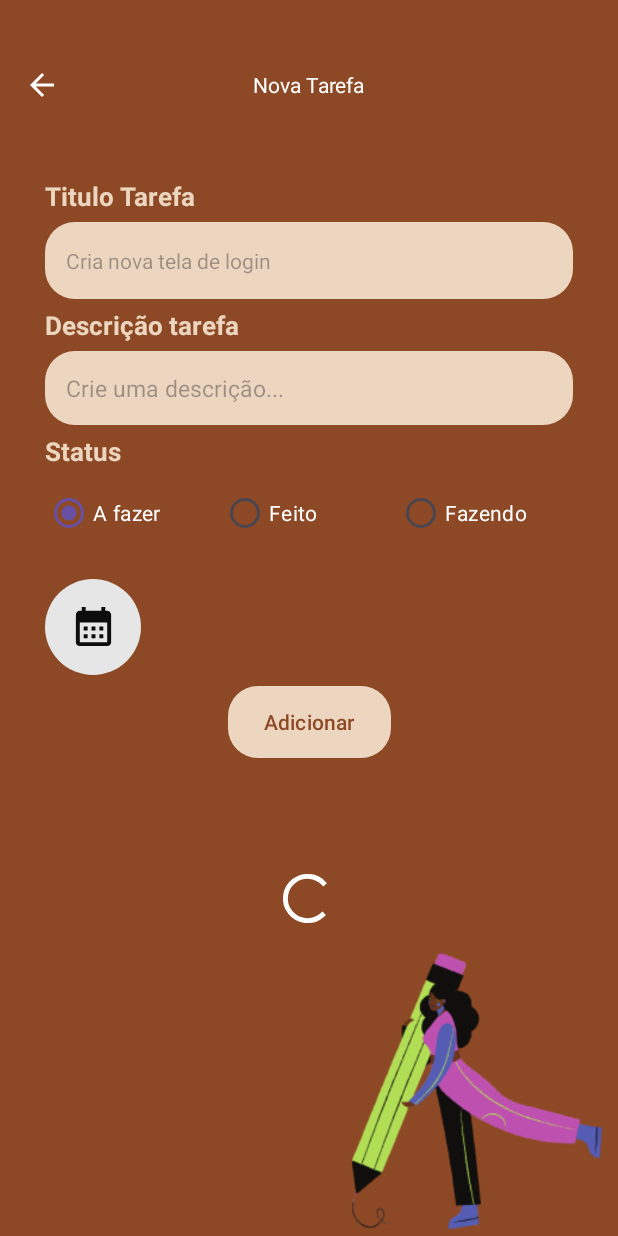
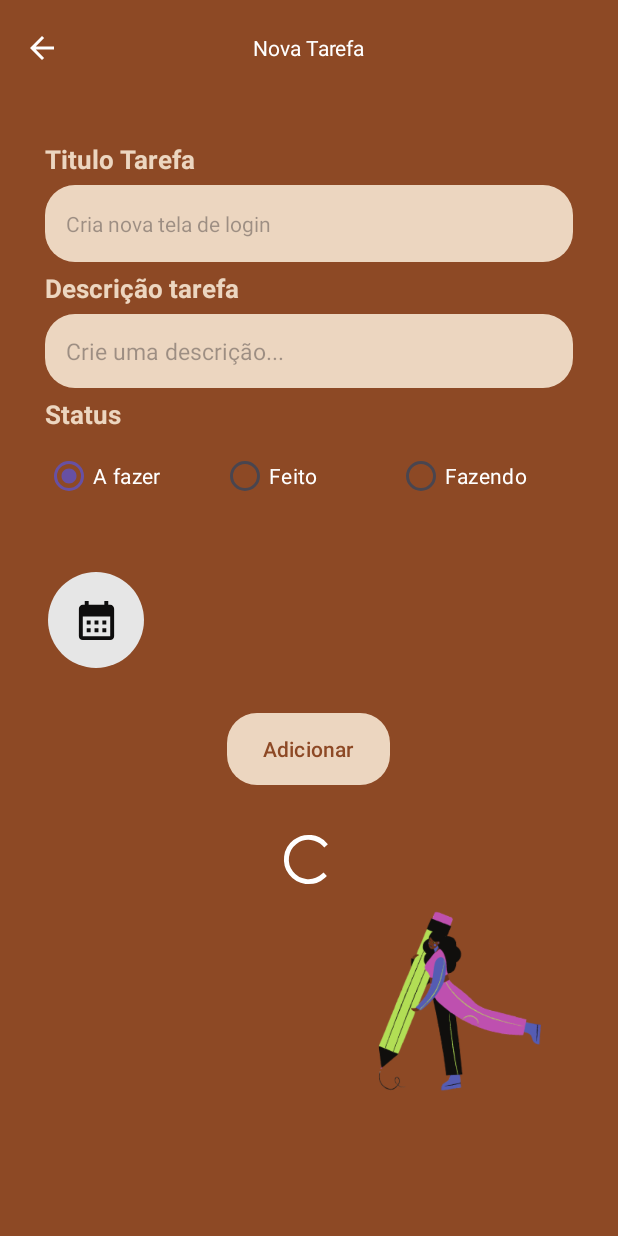
Before and after one commit to Vick-Ferreira/Grud_Kotlin-Tarefas.kt, an Android app: the layout fragment_form__task.xml on its own in the app's theme, with its tools: preview values and no code run, on a phone screen of 412 x 824 dp. Run offline under Robolectric (Android 15) with nearby library versions, the phone set to English and light mode, and no system bars.

Commit message:
atualização

```diff
--- a/app/src/main/java/com/grud/lojavirtualfirebase/ui/Form_TaskFragment.kt
+++ b/app/src/main/java/com/grud/lojavirtualfirebase/ui/Form_TaskFragment.kt
@@ -6,6 +6,7 @@ import androidx.fragment.app.Fragment
 import android.view.LayoutInflater
 import android.view.View
 import android.view.ViewGroup
+import android.view.WindowManager
 import android.widget.Toast
 import androidx.core.view.isVisible
 import androidx.fragment.app.FragmentManager
@@ -52,6 +53,7 @@ class Form_TaskFragment :  BaseFragment() {
 
     override fun onViewCreated(view: View, savedInstanceState: Bundle?) {
         super.onViewCreated(view, savedInstanceState)
+
 
         initToolbar(binding.toobar)//inicializando toobar
 
--- a/app/src/main/res/layout/fragment_form__task.xml
+++ b/app/src/main/res/layout/fragment_form__task.xml
@@ -12,7 +12,6 @@
         android:layout_width="0dp"
         android:layout_height="wrap_content"
         android:layout_marginBottom="272dp"
-        app:layout_constraintBottom_toTopOf="@+id/btnEditar"
         app:layout_constraintEnd_toEndOf="parent"
         app:layout_constraintStart_toStartOf="parent"
         app:layout_constraintTop_toTopOf="parent"
@@ -170,11 +169,67 @@
 
     </LinearLayout>
 
+    <androidx.constraintlayout.widget.ConstraintLayout
+        android:id="@+id/constraintLayout3"
+        android:layout_width="0dp"
+
+        android:layout_height="wrap_content"
+        android:layout_marginTop="40dp"
+        app:layout_constraintEnd_toEndOf="parent"
+        app:layout_constraintStart_toStartOf="parent"
+        app:layout_constraintTop_toBottomOf="@+id/constraintLayout2">
+
+        <TextView
+            android:id="@+id/btnEditar"
+            android:layout_width="64dp"
+            android:layout_height="64dp"
+            android:layout_marginStart="32dp"
+            android:background="@drawable/background_calendario"
+            app:layout_constraintStart_toStartOf="parent"
+            app:layout_constraintTop_toTopOf="parent" />
+
+        <ImageView
+            android:id="@+id/btnCalendario"
+            android:layout_width="42dp"
+            android:layout_height="31dp"
+            android:src="@drawable/baseline_calendar_month_24"
+            app:layout_constraintBottom_toBottomOf="parent"
+            app:layout_constraintEnd_toEndOf="@+id/btnEditar"
+            app:layout_constraintStart_toStartOf="@+id/btnEditar"
+            app:layout_constraintTop_toTopOf="@+id/btnEditar" />
+
+        <TextView
+            android:id="@+id/etDate"
+            android:layout_width="100dp"
+            android:layout_height="19dp"
+            android:layout_marginStart="36dp"
+            android:clickable="false"
+            android:textColor="@color/white"
+            app:layout_constraintBottom_toBottomOf="parent"
+            app:layout_constraintStart_toEndOf="@+id/btnEditar"
+            app:layout_constraintTop_toTopOf="parent"
+            app:layout_constraintVertical_bias="0.511" />
+
+
+    </androidx.constraintlayout.widget.ConstraintLayout>
+
+    <LinearLayout
+        android:id="@+id/linearLayout6"
+        android:layout_width="match_parent"
+        android:layout_height="wrap_content"
+        android:layout_margin="30dp"
+        android:layout_marginTop="32dp"
+        android:orientation="vertical"
+        app:layout_constraintEnd_toEndOf="parent"
+        app:layout_constraintStart_toStartOf="parent"
+        app:layout_constraintTop_toBottomOf="@+id/constraintLayout3">
+
 
         <Button
             android:id="@+id/btnAdicionar"
             android:layout_width="wrap_content"
             android:layout_height="wrap_content"
+            android:layout_gravity="center"
             android:background="@drawable/bg_input"
             android:text="Adicionar"
             android:textAllCaps="false"
@@ -185,7 +240,6 @@
             app:layout_constraintStart_toStartOf="parent"
             app:layout_constraintTop_toBottomOf="@+id/etDate"
             app:layout_constraintVertical_bias="0.121" />
-
 
         <ProgressBar
             android:id="@+id/prog"
@@ -203,43 +257,11 @@
             app:layout_constraintVertical_bias="0.176"
             tools:visibility="visible" />
 
-    <TextView
-        android:id="@+id/btnEditar"
-        android:layout_width="64dp"
-        android:layout_height="64dp"
-        android:layout_marginStart="30dp"
-        android:layout_marginBottom="349dp"
-        android:background="@drawable/background_calendario"
-        app:layout_constraintBottom_toBottomOf="parent"
-        app:layout_constraintStart_toStartOf="parent"
-        app:layout_constraintTop_toBottomOf="@+id/appBarLayout" />
-
-    <ImageView
-        android:id="@+id/btnCalendario"
-        android:layout_width="42dp"
-        android:layout_height="31dp"
-        android:src="@drawable/baseline_calendar_month_24"
-        app:layout_constraintBottom_toBottomOf="@+id/btnEditar"
-        app:layout_constraintEnd_toEndOf="@+id/btnEditar"
-        app:layout_constraintStart_toStartOf="@+id/btnEditar"
-        app:layout_constraintTop_toTopOf="@+id/btnEditar" />
-
-    <TextView
-        android:id="@+id/etDate"
-        android:layout_width="100dp"
-        android:layout_height="19dp"
-        android:layout_marginTop="28dp"
-        android:layout_marginEnd="184dp"
-        android:clickable="false"
-        android:textColor="@color/white"
-        app:layout_constraintEnd_toEndOf="parent"
-        app:layout_constraintStart_toEndOf="@+id/btnEditar"
-        app:layout_constraintTop_toBottomOf="@+id/constraintLayout2" />
-
         <ImageView
             android:id="@+id/imageView3"
-        android:layout_width="202dp"
-        android:layout_height="212dp"
+            android:layout_width="160dp"
+            android:layout_height="137dp"
+            android:layout_gravity="end"
             android:src="@drawable/fotoitem"
             app:layout_constraintBottom_toBottomOf="parent"
             app:layout_constraintEnd_toEndOf="parent"
@@ -247,4 +269,7 @@
             app:layout_constraintVertical_bias="1.0" />
 
 
+    </LinearLayout>
+
+
 </androidx.constraintlayout.widget.ConstraintLayout>
```
Lines whose indentation alone changed are shown as unchanged.
